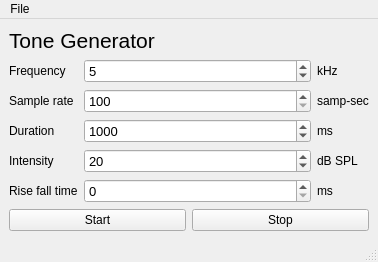
This is tone_generator.ui in portfors-lab/sparkle as Qt 5 draws it before an edit. The edited form follows.
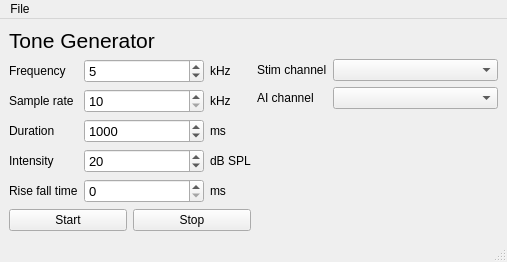
This is the edited form.

Commit message: added dual IO plot. Keypress to change stim

Patch:
```diff
--- a/tone_generator.ui
+++ b/tone_generator.ui
@@ -6,15 +6,15 @@
    <rect>
     <x>0</x>
     <y>0</y>
-    <width>378</width>
-    <height>257</height>
+    <width>507</width>
+    <height>261</height>
    </rect>
   </property>
   <property name="windowTitle">
    <string>MainWindow</string>
   </property>
   <widget class="QWidget" name="centralwidget">
-   <layout class="QVBoxLayout" name="verticalLayout">
+   <layout class="QVBoxLayout" name="verticalLayout_2">
     <item>
      <widget class="QLabel" name="label">
       <property name="sizePolicy">
@@ -34,6 +34,10 @@
      </widget>
     </item>
     <item>
+     <layout class="QHBoxLayout" name="horizontalLayout_2">
+      <item>
+       <layout class="QVBoxLayout" name="verticalLayout">
+        <item>
      <layout class="QGridLayout" name="gridLayout">
       <item row="0" column="0">
        <widget class="QLabel" name="label_2">
@@ -100,13 +104,16 @@
          </font>
         </property>
         <property name="minimum">
-         <number>100</number>
+             <number>10</number>
         </property>
         <property name="maximum">
-         <number>100000</number>
+             <number>400</number>
         </property>
         <property name="singleStep">
-         <number>100</number>
+             <number>10</number>
+            </property>
+            <property name="value">
+             <number>10</number>
         </property>
        </widget>
       </item>
@@ -119,7 +126,7 @@
          </sizepolicy>
         </property>
         <property name="text">
-         <string>samp-sec</string>
+             <string>kHz</string>
         </property>
        </widget>
       </item>
@@ -258,13 +265,68 @@
      </layout>
     </item>
    </layout>
+      </item>
+      <item>
+       <layout class="QGridLayout" name="gridLayout_2">
+        <item row="3" column="0">
+         <widget class="QLabel" name="label_13">
+          <property name="sizePolicy">
+           <sizepolicy hsizetype="Fixed" vsizetype="Preferred">
+            <horstretch>0</horstretch>
+            <verstretch>0</verstretch>
+           </sizepolicy>
+          </property>
+          <property name="text">
+           <string>AI channel</string>
+          </property>
+         </widget>
+        </item>
+        <item row="2" column="1">
+         <widget class="QComboBox" name="aochan_box"/>
+        </item>
+        <item row="4" column="1">
+         <spacer name="verticalSpacer_3">
+          <property name="orientation">
+           <enum>Qt::Vertical</enum>
+          </property>
+          <property name="sizeHint" stdset="0">
+           <size>
+            <width>20</width>
+            <height>40</height>
+           </size>
+          </property>
+         </spacer>
+        </item>
+        <item row="2" column="0">
+         <widget class="QLabel" name="label_12">
+          <property name="sizePolicy">
+           <sizepolicy hsizetype="Fixed" vsizetype="Preferred">
+            <horstretch>0</horstretch>
+            <verstretch>0</verstretch>
+           </sizepolicy>
+          </property>
+          <property name="text">
+           <string>Stim channel</string>
+          </property>
+         </widget>
+        </item>
+        <item row="3" column="1">
+         <widget class="QComboBox" name="aichan_box"/>
+        </item>
+       </layout>
+      </item>
+     </layout>
+    </item>
+   </layout>
+   <zorder></zorder>
+   <zorder>label</zorder>
   </widget>
   <widget class="QMenuBar" name="menubar">
    <property name="geometry">
     <rect>
      <x>0</x>
      <y>0</y>
-     <width>378</width>
+     <width>507</width>
      <height>21</height>
     </rect>
    </property>
```
Lines whose indentation alone changed are shown as unchanged. The commit also changes 5 other files.
